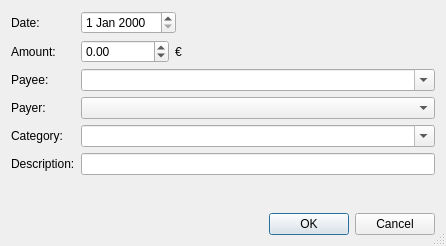
This is source/dlgaccountaddexpense.ui in jkriege2/JKHouseholdAccounts as Qt 5 draws it before an edit. The edited form follows.
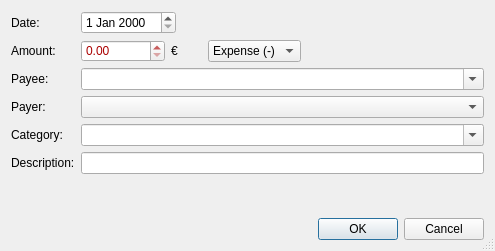
This is the edited form.

```diff
--- a/source/dlgaccountaddexpense.ui
+++ b/source/dlgaccountaddexpense.ui
@@ -6,8 +6,8 @@
    <rect>
     <x>0</x>
     <y>0</y>
-    <width>446</width>
-    <height>246</height>
+    <width>495</width>
+    <height>251</height>
    </rect>
   </property>
   <property name="windowTitle">
@@ -55,8 +55,11 @@
     <layout class="QHBoxLayout" name="horizontalLayout">
      <item>
       <widget class="QDoubleSpinBox" name="spinAmount">
+       <property name="styleSheet">
+        <string notr="true">color: rgb(170, 0, 0);</string>
+       </property>
        <property name="minimum">
-        <double>-1000000000.000000000000000</double>
+        <double>0.000000000000000</double>
        </property>
        <property name="maximum">
         <double>1000000000.000000000000000</double>
@@ -70,6 +73,36 @@
        </property>
       </widget>
      </item>
+     <item>
+      <spacer name="horizontalSpacer_3">
+       <property name="orientation">
+        <enum>Qt::Horizontal</enum>
+       </property>
+       <property name="sizeType">
+        <enum>QSizePolicy::Fixed</enum>
+       </property>
+       <property name="sizeHint" stdset="0">
+        <size>
+         <width>24</width>
+         <height>20</height>
+        </size>
+       </property>
+      </spacer>
+     </item>
+     <item>
+      <widget class="QComboBox" name="cmbDir">
+       <item>
+        <property name="text">
+         <string>Expense (-)</string>
+        </property>
+       </item>
+       <item>
+        <property name="text">
+         <string>Income (+)</string>
+        </property>
+       </item>
+      </widget>
+     </item>
      <item>
       <spacer name="horizontalSpacer">
        <property name="orientation">
```
Left out of the diff: 8 changed lines with no effect on the pictures.
